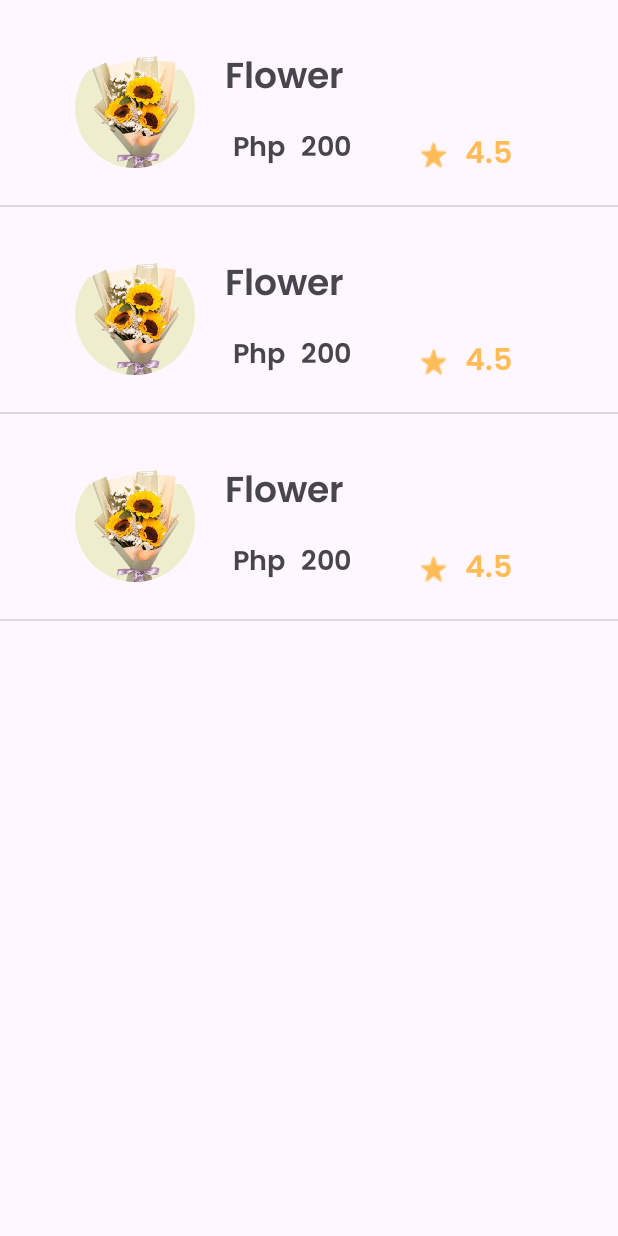
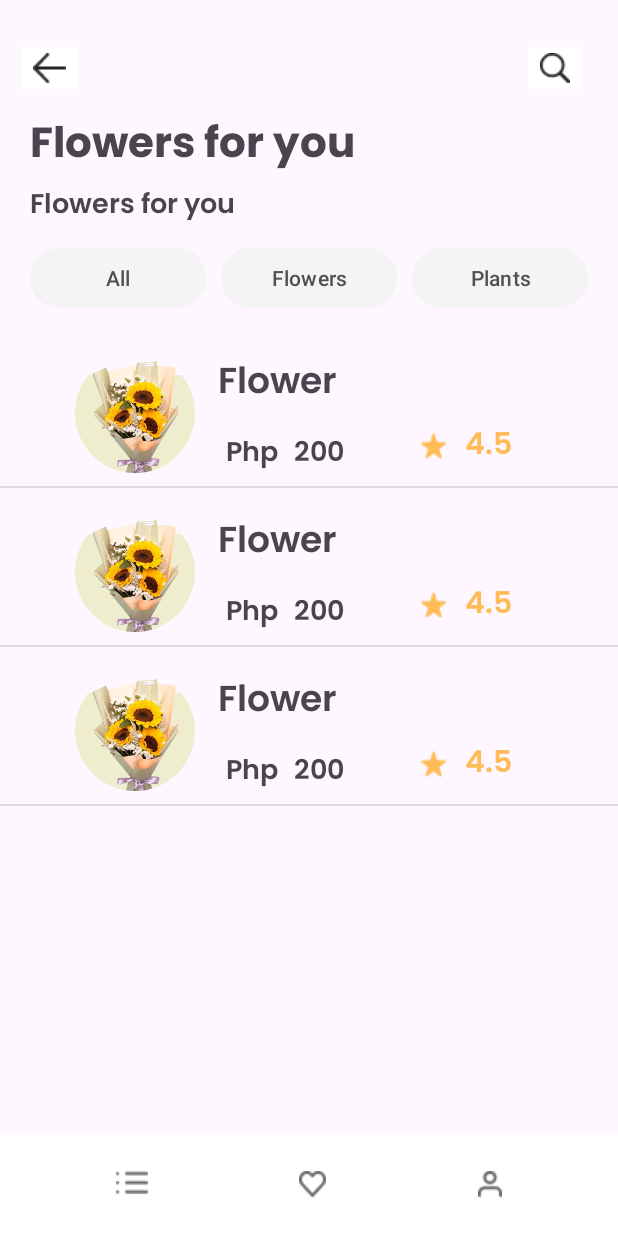
Before and after one commit to miguelcarlofajardo/PetalPulse_ICS26011, an Android app: the layout activity_listmain.xml on its own in the app's theme, with its tools: preview values and no code run, on a phone screen of 412 x 824 dp. Run offline under Robolectric (Android 15) with nearby library versions, the phone set to English and light mode, and no system bars.

Commit message:
Added Modifications in the ListView

```diff
--- /dev/null
+++ b/app/src/main/res/font/poppins_bold.xml
@@ -0,0 +1,7 @@
+<?xml version="1.0" encoding="utf-8"?>
+<font-family xmlns:app="http://schemas.android.com/apk/res-auto"
+        app:fontProviderAuthority="com.google.android.gms.fonts"
+        app:fontProviderPackage="com.google.android.gms"
+        app:fontProviderQuery="name=Poppins&amp;weight=700"
+        app:fontProviderCerts="@array/com_google_android_gms_fonts_certs">
+</font-family>
--- a/app/src/main/res/layout/activity_listmain.xml
+++ b/app/src/main/res/layout/activity_listmain.xml
@@ -1,5 +1,6 @@
 <?xml version="1.0" encoding="utf-8"?>
-<androidx.constraintlayout.widget.ConstraintLayout xmlns:android="http://schemas.android.com/apk/res/android"
+<androidx.constraintlayout.widget.ConstraintLayout
+    xmlns:android="http://schemas.android.com/apk/res/android"
     xmlns:app="http://schemas.android.com/apk/res-auto"
     android:layout_width="match_parent"
     android:layout_height="match_parent"
@@ -9,20 +10,157 @@
         android:id="@+id/upperLinearLayout"
         android:layout_width="match_parent"
         android:layout_height="wrap_content"
-        android:layout_marginBottom="707dp"
-        android:gravity="center"
         android:orientation="vertical"
-        app:layout_constraintBottom_toBottomOf="@+id/listView"
-        app:layout_constraintEnd_toEndOf="parent">
+        app:layout_constraintTop_toTopOf="parent"
+        app:layout_constraintStart_toStartOf="parent"
+        app:layout_constraintEnd_toEndOf="parent"
+        android:layout_marginTop="25dp"
+        android:layout_marginBottom="20dp">
+
+        <LinearLayout
+            android:layout_width="match_parent"
+            android:layout_height="wrap_content"
+            android:orientation="horizontal">
+
+            <ImageButton
+                android:id="@+id/btnBack"
+                android:layout_width="wrap_content"
+                android:layout_height="wrap_content"
+                android:src="@drawable/icon_back"
+                android:layout_marginStart="10dp"
+                android:backgroundTint="#fff"/>
+
+            <Space
+                android:layout_width="0dp"
+                android:layout_height="0dp"
+                android:layout_weight="1" />
+
+            <ImageButton
+                android:id="@+id/btnSearch"
+                android:layout_width="wrap_content"
+                android:layout_height="wrap_content"
+                android:src="@drawable/iconsearch"
+                android:layout_marginEnd="20dp"
+                android:backgroundTint="#fff"/>
+
+        </LinearLayout>
+
+
+        <TextView
+            android:layout_width="wrap_content"
+            android:layout_height="wrap_content"
+            android:fontFamily="@font/poppins_bold"
+            android:text="Flowers for you"
+            android:textSize="28sp"
+            android:layout_marginStart="20dp"
+            android:layout_marginTop="8dp" />
+
+        <TextView
+            android:layout_width="wrap_content"
+            android:layout_height="wrap_content"
+            android:fontFamily="@font/poppins_semibold"
+            android:text="Flowers for you"
+            android:textSize="18sp"
+            android:layout_marginStart="20dp"
+            android:layout_marginBottom="8dp" />
+
+        <LinearLayout
+            android:layout_width="match_parent"
+            android:layout_height="wrap_content"
+            android:orientation="horizontal"
+            android:layout_marginStart="20dp"
+            android:layout_marginEnd="20dp"
+            android:layout_marginBottom="10dp">
+
+            <Button
+                android:id="@+id/btnAll"
+                android:layout_width="0dp"
+                android:layout_height="wrap_content"
+                android:layout_weight="1"
+                android:text="All"
+                android:backgroundTint="#F4F4F4"
+                android:textColor="#505050"/>
+
+            <Button
+                android:id="@+id/btnFlower"
+                android:layout_width="0dp"
+                android:layout_height="wrap_content"
+                android:layout_weight="1"
+                android:layout_marginStart="10dp"
+                android:text="Flowers"
+                android:backgroundTint="#F4F4F4"
+                android:textColor="#505050"/>
+
+            <Button
+                android:id="@+id/btnPlants"
+                android:layout_width="0dp"
+                android:layout_height="wrap_content"
+                android:layout_weight="1"
+                android:layout_marginStart="10dp"
+                android:text="Plants"
+                android:backgroundTint="#F4F4F4"
+                android:textColor="#505050"/>
+
+        </LinearLayout>
 
     </LinearLayout>
 
     <ListView
         android:id="@+id/listView"
         android:layout_width="match_parent"
-        android:layout_height="match_parent"
-        tools:layout_editor_absoluteX="16dp"
-        tools:layout_editor_absoluteY="304dp"
+        android:layout_height="0dp"
+        app:layout_constraintTop_toBottomOf="@+id/upperLinearLayout"
+        app:layout_constraintBottom_toTopOf="@+id/bottomLinearLayout"
+        app:layout_constraintStart_toStartOf="@+id/upperLinearLayout"
+        app:layout_constraintEnd_toEndOf="@+id/upperLinearLayout"
         tools:listitem="@layout/list_item" />
 
+    <LinearLayout
+        android:id="@+id/bottomLinearLayout"
+        android:layout_width="match_parent"
+        android:layout_height="wrap_content"
+        android:orientation="horizontal"
+        app:layout_constraintBottom_toBottomOf="parent"
+        app:layout_constraintStart_toStartOf="parent"
+        app:layout_constraintEnd_toEndOf="parent"
+        android:layout_marginTop="25dp"
+        android:padding="15dp"
+        android:background="@color/white">
+
+        <ImageButton
+            android:id="@+id/btnHome"
+            android:layout_width="wrap_content"
+            android:layout_height="wrap_content"
+            android:src="@drawable/iconhome"
+            android:layout_marginStart="50dp"
+            android:backgroundTint="#fff"/>
+
+        <Space
+            android:layout_width="0dp"
+            android:layout_height="0dp"
+            android:layout_weight="1" />
+
+        <ImageButton
+        android:id="@+id/btnFavorite"
+        android:layout_width="wrap_content"
+        android:layout_height="wrap_content"
+        android:src="@drawable/iconfavorites"
+        android:backgroundTint="#fff"/>
+
+        <Space
+            android:layout_width="0dp"
+            android:layout_height="0dp"
+            android:layout_weight="1" />
+
+        <ImageButton
+            android:id="@+id/btnUser"
+            android:layout_width="wrap_content"
+            android:layout_height="wrap_content"
+            android:src="@drawable/iconuser"
+            android:layout_marginEnd="50dp"
+            android:backgroundTint="#fff"/>
+
+    </LinearLayout>
+
+
 </androidx.constraintlayout.widget.ConstraintLayout>
--- a/app/src/main/res/layout/list_item.xml
+++ b/app/src/main/res/layout/list_item.xml
@@ -7,13 +7,13 @@
     <RelativeLayout
         android:layout_width="match_parent"
         android:layout_height="wrap_content"
+        android:layout_gravity="center_horizontal"
         android:layout_marginTop="16dp">
 
         <LinearLayout
             android:layout_width="wrap_content"
             android:layout_height="wrap_content"
             android:orientation="horizontal"
-            android:layout_marginVertical="16dp"
             android:layout_marginStart="30dp">
 
             <de.hdodenhof.circleimageview.CircleImageView
@@ -26,7 +26,7 @@
             <LinearLayout
                 android:layout_width="wrap_content"
                 android:layout_height="wrap_content"
-                android:layout_marginStart="20dp"
+                android:layout_marginStart="15dp"
                 android:orientation="vertical">
 
                 <TextView
@@ -71,7 +71,7 @@
             android:layout_width="wrap_content"
             android:layout_height="wrap_content"
             android:layout_alignParentRight="true"
-            android:layout_marginTop="65dp"
+            android:layout_marginTop="40dp"
             android:layout_marginEnd="65dp"
             android:layout_marginRight="40dp">
 
--- a/app/src/main/res/values/preloaded_fonts.xml
+++ b/app/src/main/res/values/preloaded_fonts.xml
@@ -2,6 +2,7 @@
 <resources>
     <array name="preloaded_fonts" translatable="false">
         <item>@font/poppins</item>
+        <item>@font/poppins_bold</item>
         <item>@font/poppins_semibold</item>
     </array>
 </resources>
```
Also changed, not shown: app/src/main/res/drawable/iconfavorites.png (added), app/src/main/res/drawable/iconhome.png (added), app/src/main/res/drawable/iconsearch.png (added), app/src/main/res/drawable/iconuser.png (added).
